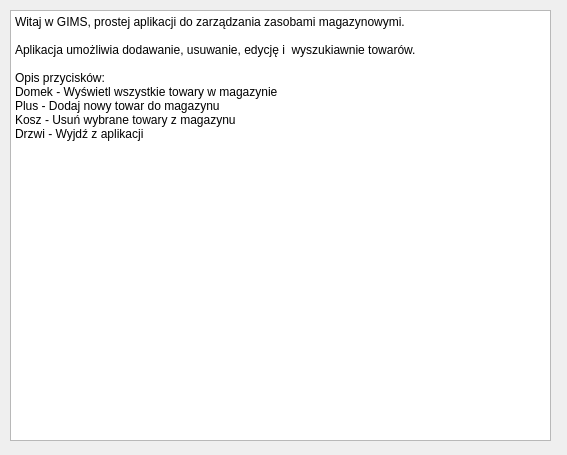
Before: the Qt Designer form app/about.ui in Cielako/GIMS, drawn with Qt 5.
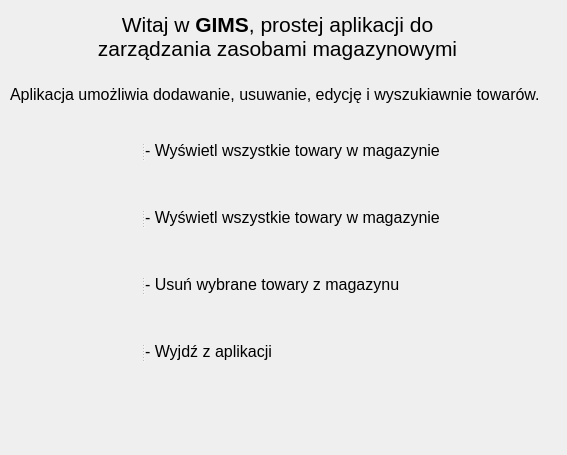
After: the same form once the commit is applied. Icons and pictures are not drawn.

Commit message: Poprawiono okno informacji o aplikacji

Patch:
```diff
--- a/app/about.ui
+++ b/app/about.ui
@@ -13,26 +13,176 @@
   <property name="windowTitle">
    <string>Form</string>
   </property>
-  <widget class="QPlainTextEdit" name="plainTextEdit">
+  <property name="styleSheet">
+   <string notr="true"/>
+  </property>
+  <widget class="QWidget" name="">
    <property name="geometry">
     <rect>
      <x>10</x>
      <y>10</y>
-     <width>541</width>
-     <height>431</height>
+     <width>535</width>
+     <height>111</height>
     </rect>
    </property>
-   <property name="plainText">
-    <string>Witaj w GIMS, prostej aplikacji do zarządzania zasobami magazynowymi.
-
-Aplikacja umożliwia dodawanie, usuwanie, edycję i  wyszukiawnie towarów.
-
-Opis przycisków:
-Domek - Wyświetl wszystkie towary w magazynie
-Plus - Dodaj nowy towar do magazynu
-Kosz - Usuń wybrane towary z magazynu
-Drzwi - Wyjdź z aplikacji</string>
+   <layout class="QVBoxLayout" name="verticalLayout">
+    <item>
+     <widget class="QLabel" name="welcome">
+      <property name="text">
+       <string>&lt;html&gt;&lt;head/&gt;&lt;body&gt;&lt;p align=&quot;center&quot;&gt;&lt;span style=&quot; font-size:16pt;&quot;&gt;Witaj w &lt;/span&gt;&lt;span style=&quot; font-size:16pt; font-weight:600;&quot;&gt;GIMS&lt;/span&gt;&lt;span style=&quot; font-size:16pt;&quot;&gt;, prostej aplikacji do&lt;br/&gt;zarządzania zasobami magazynowymi&lt;/span&gt;&lt;/p&gt;&lt;/body&gt;&lt;/html&gt;</string>
+      </property>
+     </widget>
+    </item>
+    <item>
+     <widget class="QLabel" name="labelBasicInfo">
+      <property name="text">
+       <string>&lt;html&gt;&lt;head/&gt;&lt;body&gt;&lt;p align=&quot;justify&quot;&gt;&lt;span style=&quot; font-size:12pt;&quot;&gt;Aplikacja umożliwia dodawanie, usuwanie, edycję i  wyszukiawnie towarów.&lt;/span&gt;&lt;/p&gt;&lt;/body&gt;&lt;/html&gt;</string>
+      </property>
+     </widget>
+    </item>
+   </layout>
+  </widget>
+  <widget class="QWidget" name="">
+   <property name="geometry">
+    <rect>
+     <x>110</x>
+     <y>120</y>
+     <width>332</width>
+     <height>264</height>
+    </rect>
    </property>
+   <layout class="QVBoxLayout" name="verticalLayout_2">
+    <item>
+     <widget class="QSplitter" name="splitter">
+      <property name="orientation">
+       <enum>Qt::Horizontal</enum>
+      </property>
+      <widget class="QLabel" name="labelHomePic">
+       <property name="minimumSize">
+        <size>
+         <width>31</width>
+         <height>61</height>
+        </size>
+       </property>
+       <property name="maximumSize">
+        <size>
+         <width>31</width>
+         <height>61</height>
+        </size>
+       </property>
+       <property name="styleSheet">
+        <string notr="true">image: url(:/images/home.png) ;
+</string>
+       </property>
+       <property name="text">
+        <string>&lt;html&gt;&lt;head/&gt;&lt;body&gt;&lt;p&gt;&lt;br/&gt;&lt;/p&gt;&lt;/body&gt;&lt;/html&gt;</string>
+       </property>
+      </widget>
+      <widget class="QLabel" name="labelHomeInfo">
+       <property name="text">
+        <string>&lt;html&gt;&lt;head/&gt;&lt;body&gt;&lt;p&gt;&lt;span style=&quot; font-size:12pt;&quot;&gt; - Wyświetl wszystkie towary w magazynie&lt;/span&gt;&lt;/p&gt;&lt;/body&gt;&lt;/html&gt;</string>
+       </property>
+      </widget>
+     </widget>
+    </item>
+    <item>
+     <widget class="QSplitter" name="splitter_2">
+      <property name="orientation">
+       <enum>Qt::Horizontal</enum>
+      </property>
+      <widget class="QLabel" name="labelAddPic">
+       <property name="minimumSize">
+        <size>
+         <width>31</width>
+         <height>61</height>
+        </size>
+       </property>
+       <property name="maximumSize">
+        <size>
+         <width>31</width>
+         <height>61</height>
+        </size>
+       </property>
+       <property name="styleSheet">
+        <string notr="true">image: url(:/images/add.png)</string>
+       </property>
+       <property name="text">
+        <string/>
+       </property>
+      </widget>
+      <widget class="QLabel" name="labelAddInfo">
+       <property name="text">
+        <string>&lt;html&gt;&lt;head/&gt;&lt;body&gt;&lt;p&gt;&lt;span style=&quot; font-size:12pt;&quot;&gt; - Wyświetl wszystkie towary w magazynie&lt;/span&gt;&lt;/p&gt;&lt;/body&gt;&lt;/html&gt;</string>
+       </property>
+      </widget>
+     </widget>
+    </item>
+    <item>
+     <widget class="QSplitter" name="splitter_3">
+      <property name="orientation">
+       <enum>Qt::Horizontal</enum>
+      </property>
+      <widget class="QLabel" name="labelDelPic">
+       <property name="minimumSize">
+        <size>
+         <width>31</width>
+         <height>61</height>
+        </size>
+       </property>
+       <property name="maximumSize">
+        <size>
+         <width>31</width>
+         <height>61</height>
+        </size>
+       </property>
+       <property name="styleSheet">
+        <string notr="true">image: url(:/images/delete.png);</string>
+       </property>
+       <property name="text">
+        <string/>
+       </property>
+      </widget>
+      <widget class="QLabel" name="labelDelInfo">
+       <property name="text">
+        <string>&lt;html&gt;&lt;head/&gt;&lt;body&gt;&lt;p&gt;&lt;span style=&quot; font-size:12pt;&quot;&gt; - Usuń wybrane towary z magazynu&lt;/span&gt;&lt;/p&gt;&lt;/body&gt;&lt;/html&gt;</string>
+       </property>
+      </widget>
+     </widget>
+    </item>
+    <item>
+     <widget class="QSplitter" name="splitter_4">
+      <property name="orientation">
+       <enum>Qt::Horizontal</enum>
+      </property>
+      <widget class="QLabel" name="labelExitPic">
+       <property name="minimumSize">
+        <size>
+         <width>31</width>
+         <height>61</height>
+        </size>
+       </property>
+       <property name="maximumSize">
+        <size>
+         <width>31</width>
+         <height>61</height>
+        </size>
+       </property>
+       <property name="styleSheet">
+        <string notr="true">image: url(:/images/exit.png);
+</string>
+       </property>
+       <property name="text">
+        <string/>
+       </property>
+      </widget>
+      <widget class="QLabel" name="labelExitInfo">
+       <property name="text">
+        <string>&lt;html&gt;&lt;head/&gt;&lt;body&gt;&lt;p&gt;&lt;span style=&quot; font-size:12pt;&quot;&gt;- Wyjdź z aplikacji&lt;/span&gt;&lt;/p&gt;&lt;/body&gt;&lt;/html&gt;</string>
+       </property>
+      </widget>
+     </widget>
+    </item>
+   </layout>
   </widget>
  </widget>
  <resources/>
```
The commit also changes 8 other files.
